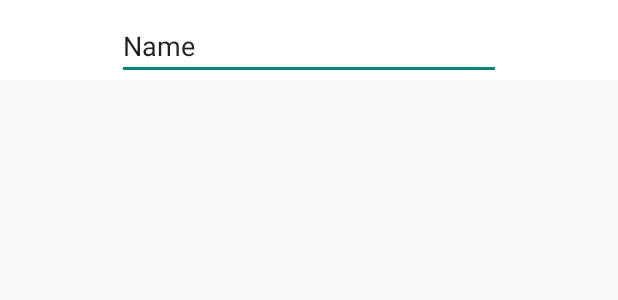
After one commit to BhardwajShruti/ElecTrack_SIH, an Android app: the layout chat_bot_bottom_sheet.xml on its own in the app's theme, with its tools: preview values and no code run, on a phone screen of 412 x 824 dp. The commit adds this screen. Shown: the top 300 px of the screen. Run offline under Robolectric (Android 15) with nearby library versions, the phone set to English and light mode, and no system bars.

Commit message:
ADdde major bugs

```diff
--- a/app/build.gradle
+++ b/app/build.gradle
@@ -33,4 +33,6 @@ dependencies {
     implementation 'com.android.support:recyclerview-v7:26.1.0'
     implementation 'com.android.support:cardview-v7:26.1.0'
     compile 'com.squareup.picasso:picasso:2.5.2'
+    compile 'com.flipboard:bottomsheet-core:1.5.3'
+    compile 'com.flipboard:bottomsheet-commons:1.5.3' // optional
 }
--- /dev/null
+++ b/app/src/main/res/layout/chat_bot_bottom_sheet.xml
@@ -0,0 +1,26 @@
+<?xml version="1.0" encoding="utf-8"?>
+<android.support.constraint.ConstraintLayout
+    xmlns:android="http://schemas.android.com/apk/res/android"
+    xmlns:app="http://schemas.android.com/apk/res-auto"
+    xmlns:tools="http://schemas.android.com/tools"
+    android:background="#fff"
+    android:layout_width="match_parent"
+    android:layout_height="wrap_content">
+
+
+
+    <EditText
+        android:id="@+id/editText2"
+        android:layout_width="256dp"
+        android:layout_height="wrap_content"
+        android:layout_marginEnd="8dp"
+        android:layout_marginStart="8dp"
+        android:layout_marginTop="8dp"
+        android:ems="10"
+
+        android:inputType="textPersonName"
+        android:text="Name"
+        app:layout_constraintEnd_toEndOf="parent"
+        app:layout_constraintStart_toStartOf="parent"
+        app:layout_constraintTop_toTopOf="parent" />
+</android.support.constraint.ConstraintLayout>
```
Also changed, not shown: app/src/main/java/com/example/android/electracksih/ChatBotFragment.java (added, +8 -0 lines), app/src/main/java/com/example/android/electracksih/MainActivity.java (+9 -2 lines), app/src/main/res/layout/activity_main.xml (+15 -7 lines).
